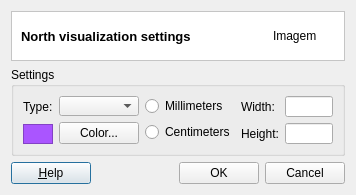
This is src/terralib/layout/qt/ui/NorthSettings.ui in claudiobogossian/terraprint as Qt 5 draws it before an edit. The edited form follows.
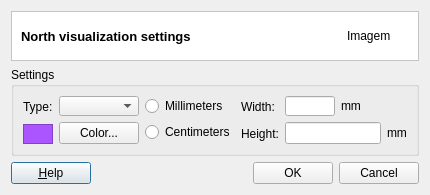
This is the edited form.

Commit message: validating double precision and including unit label fixes #278 #266

```diff
--- a/src/terralib/layout/qt/ui/NorthSettings.ui
+++ b/src/terralib/layout/qt/ui/NorthSettings.ui
@@ -6,68 +6,88 @@
    <rect>
     <x>0</x>
     <y>0</y>
-    <width>356</width>
+    <width>430</width>
     <height>195</height>
    </rect>
   </property>
+  <property name="sizePolicy">
+   <sizepolicy hsizetype="MinimumExpanding" vsizetype="MinimumExpanding">
+    <horstretch>0</horstretch>
+    <verstretch>0</verstretch>
+   </sizepolicy>
+  </property>
   <property name="minimumSize">
    <size>
-    <width>356</width>
+    <width>430</width>
     <height>195</height>
    </size>
   </property>
   <property name="maximumSize">
    <size>
-    <width>356</width>
+    <width>430</width>
     <height>195</height>
    </size>
   </property>
   <property name="windowTitle">
    <string>Dialog</string>
   </property>
-  <layout class="QGridLayout" name="gridLayout_7">
+  <layout class="QGridLayout" name="gridLayout_2">
    <item row="0" column="0">
-    <layout class="QGridLayout" name="gridLayout_6">
-     <item row="2" column="0">
-      <layout class="QHBoxLayout" name="horizontalLayout_2">
-       <item>
-        <widget class="QPushButton" name="helpPushButton">
-         <property name="text">
-          <string>&amp;Help</string>
-         </property>
-         <property name="shortcut">
-          <string>Alt+H</string>
-         </property>
-        </widget>
-       </item>
-       <item>
-        <spacer name="horizontalSpacerHelp">
-         <property name="orientation">
-          <enum>Qt::Horizontal</enum>
-         </property>
-         <property name="sizeHint" stdset="0">
+    <widget class="QFrame" name="NorthSettirngs">
+     <property name="styleSheet">
+      <string notr="true">QWidget { background: white }</string>
+     </property>
+     <property name="frameShape">
+      <enum>QFrame::StyledPanel</enum>
+     </property>
+     <property name="frameShadow">
+      <enum>QFrame::Sunken</enum>
+     </property>
+     <layout class="QGridLayout" name="gridLayout_4" columnstretch="1,0">
+      <property name="topMargin">
+       <number>0</number>
+      </property>
+      <property name="bottomMargin">
+       <number>0</number>
+      </property>
+      <property name="horizontalSpacing">
+       <number>9</number>
+      </property>
+      <item row="0" column="1">
+       <widget class="QLabel" name="m_imgLabel">
+        <property name="minimumSize">
           <size>
-           <width>128</width>
-           <height>20</height>
-          </size>
-         </property>
-        </spacer>
-       </item>
-       <item>
-        <widget class="QPushButton" name="nBtnOK">
+          <width>62</width>
+          <height>48</height>
+         </size>
+        </property>
+        <property name="maximumSize">
+         <size>
+          <width>48</width>
+          <height>48</height>
+         </size>
+        </property>
          <property name="text">
-          <string>OK</string>
+         <string>Imagem</string>
          </property>
         </widget>
        </item>
-       <item>
-        <widget class="QPushButton" name="nBtnCancel">
+      <item row="0" column="0">
+       <widget class="QLabel" name="northTypeTitleLabel">
+        <property name="font">
+         <font>
+          <pointsize>10</pointsize>
+          <weight>75</weight>
+          <bold>true</bold>
+         </font>
+        </property>
          <property name="text">
-          <string>Cancel</string>
+         <string>North visualization settings</string>
          </property>
         </widget>
        </item>
       </layout>
+    </widget>
      </item>
      <item row="1" column="0">
       <widget class="QGroupBox" name="grpSettingsCenter">
@@ -77,11 +97,9 @@
        <property name="flat">
         <bool>true</bool>
        </property>
-       <layout class="QGridLayout" name="gridLayout_5">
+     <layout class="QGridLayout" name="gridLayout">
         <item row="0" column="0">
-         <layout class="QGridLayout" name="gridLayout_3">
-          <item row="0" column="0">
-           <layout class="QHBoxLayout" name="horizontalLayout">
+       <layout class="QHBoxLayout" name="horizontalLayout_5">
             <item>
              <layout class="QVBoxLayout" name="verticalLayout">
               <item>
@@ -590,9 +608,7 @@
               </item>
              </layout>
             </item>
-           </layout>
-          </item>
-          <item row="0" column="1">
+        <item>
            <spacer name="horizontalSpacerSettings">
             <property name="orientation">
              <enum>Qt::Horizontal</enum>
@@ -605,9 +621,9 @@
             </property>
            </spacer>
           </item>
-          <item row="0" column="2">
-           <layout class="QGridLayout" name="gridLayout_2">
-            <item row="0" column="0">
+        <item>
+         <layout class="QHBoxLayout" name="horizontalLayout_4">
+          <item>
              <layout class="QGridLayout" name="gridLayoutRdb">
               <item row="0" column="0">
                <widget class="QRadioButton" name="rdbMillimeters">
@@ -625,9 +641,9 @@
               </item>
              </layout>
             </item>
-            <item row="0" column="1">
-             <layout class="QGridLayout" name="gridLayout">
-              <item row="0" column="0">
+          <item>
+           <layout class="QHBoxLayout" name="horizontalLayout_3">
+            <item>
                <layout class="QVBoxLayout" name="verticalLayout_3">
                 <item>
                  <widget class="QLabel" name="labelWidth">
@@ -645,82 +661,118 @@
                 </item>
                </layout>
               </item>
-              <item row="0" column="1">
+            <item>
                <layout class="QVBoxLayout" name="verticalLayout_4">
                 <item>
-                 <widget class="QLineEdit" name="lineEditNorthWidth"/>
-                </item>
+               <layout class="QHBoxLayout" name="horizontalLayout_2">
                 <item>
-                 <widget class="QLineEdit" name="lineEditNorthHeight"/>
-                </item>
-               </layout>
-              </item>
-             </layout>
-            </item>
-           </layout>
-          </item>
-         </layout>
-        </item>
-       </layout>
-      </widget>
-     </item>
-     <item row="0" column="0">
-      <widget class="QFrame" name="NorthSettirngs">
-       <property name="styleSheet">
-        <string notr="true">QWidget { background: white }</string>
-       </property>
-       <property name="frameShape">
-        <enum>QFrame::StyledPanel</enum>
-       </property>
-       <property name="frameShadow">
-        <enum>QFrame::Sunken</enum>
-       </property>
-       <layout class="QGridLayout" name="gridLayout_4" columnstretch="1,0">
-        <property name="topMargin">
-         <number>0</number>
-        </property>
-        <property name="bottomMargin">
-         <number>0</number>
-        </property>
-        <property name="horizontalSpacing">
-         <number>9</number>
-        </property>
-        <item row="0" column="1">
-         <widget class="QLabel" name="m_imgLabel">
+                 <widget class="QLineEdit" name="lineEditNorthWidth">
+                  <property name="sizePolicy">
+                   <sizepolicy hsizetype="Minimum" vsizetype="Fixed">
+                    <horstretch>0</horstretch>
+                    <verstretch>0</verstretch>
+                   </sizepolicy>
+                  </property>
           <property name="minimumSize">
            <size>
-            <width>62</width>
-            <height>48</height>
+                    <width>50</width>
+                    <height>20</height>
            </size>
           </property>
           <property name="maximumSize">
            <size>
-            <width>48</width>
-            <height>48</height>
-           </size>
-          </property>
+                    <width>50</width>
+                    <height>20</height>
+                   </size>
+                  </property>
+                  <property name="baseSize">
+                   <size>
+                    <width>28</width>
+                    <height>0</height>
+                   </size>
+                  </property>
+                 </widget>
+                </item>
+                <item>
+                 <widget class="QLabel" name="label">
           <property name="text">
-           <string>Imagem</string>
+                   <string>mm</string>
           </property>
          </widget>
         </item>
-        <item row="0" column="0">
-         <widget class="QLabel" name="northTypeTitleLabel">
-          <property name="font">
-           <font>
-            <pointsize>10</pointsize>
-            <weight>75</weight>
-            <bold>true</bold>
-           </font>
-          </property>
+               </layout>
+              </item>
+              <item>
+               <layout class="QHBoxLayout" name="horizontalLayout">
+                <item>
+                 <widget class="QLineEdit" name="lineEditNorthHeight">
+                  <property name="sizePolicy">
+                   <sizepolicy hsizetype="Fixed" vsizetype="Fixed">
+                    <horstretch>0</horstretch>
+                    <verstretch>0</verstretch>
+                   </sizepolicy>
+                  </property>
+                 </widget>
+                </item>
+                <item>
+                 <widget class="QLabel" name="label_2">
           <property name="text">
-           <string>North visualization settings</string>
+                   <string>mm</string>
           </property>
          </widget>
         </item>
        </layout>
-      </widget>
-     </item>
+              </item>
+             </layout>
+            </item>
+           </layout>
+          </item>
+         </layout>
+        </item>
+       </layout>
+      </item>
+     </layout>
+    </widget>
+   </item>
+   <item row="2" column="0">
+    <layout class="QHBoxLayout" name="horizontalLayout_6">
+     <item>
+      <widget class="QPushButton" name="helpPushButton">
+       <property name="text">
+        <string>&amp;Help</string>
+       </property>
+       <property name="shortcut">
+        <string>Alt+H</string>
+       </property>
+      </widget>
+     </item>
+     <item>
+      <spacer name="horizontalSpacerHelp">
+       <property name="orientation">
+        <enum>Qt::Horizontal</enum>
+       </property>
+       <property name="sizeHint" stdset="0">
+        <size>
+         <width>128</width>
+         <height>20</height>
+        </size>
+       </property>
+      </spacer>
+     </item>
+     <item>
+      <widget class="QPushButton" name="nBtnOK">
+       <property name="text">
+        <string>OK</string>
+       </property>
+      </widget>
+     </item>
+     <item>
+      <widget class="QPushButton" name="nBtnCancel">
+       <property name="text">
+        <string>Cancel</string>
+       </property>
+      </widget>
+     </item>
     </layout>
    </item>
   </layout>
```
Left out of the diff: 14 changed lines with no effect on the pictures. Lines whose indentation alone changed are shown as unchanged. The commit also changes 12 other files.
